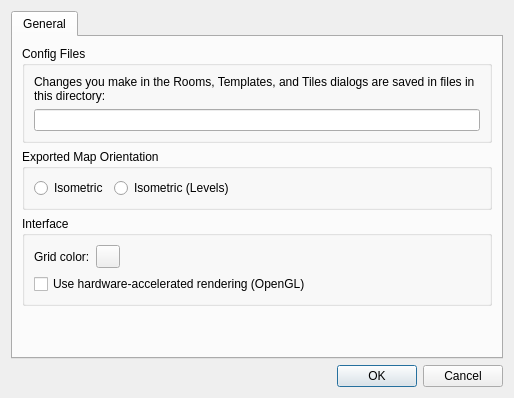
Before: the Qt Designer form src/tiled/BuildingEditor/buildingpreferencesdialog.ui in timbaker/buildinged, drawn with Qt 5.
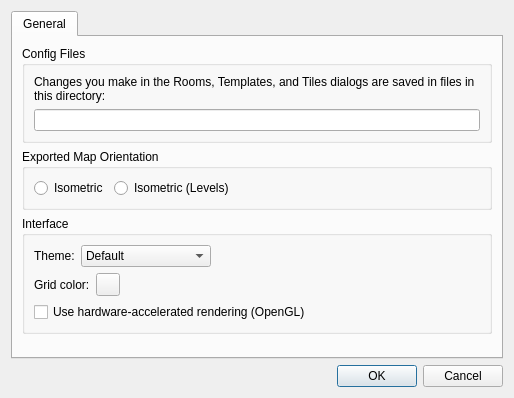
After: the same form once the commit is applied. Custom widgets are drawn as their Qt base class.

Commit message: Added theme combobox to the preferences dialog.

Patch:
```diff
--- a/src/tiled/BuildingEditor/buildingpreferencesdialog.ui
+++ b/src/tiled/BuildingEditor/buildingpreferencesdialog.ui
@@ -91,8 +91,8 @@
          <property name="title">
           <string>Interface</string>
          </property>
-         <layout class="QGridLayout" name="gridLayout" columnstretch="0,0">
-          <item row="0" column="0">
+         <layout class="QGridLayout" name="gridLayout" columnstretch="0">
+          <item row="3" column="0">
            <layout class="QHBoxLayout" name="horizontalLayout">
             <item>
              <widget class="QLabel" name="label_4">
@@ -119,13 +119,61 @@
             </item>
            </layout>
           </item>
-          <item row="4" column="0">
+          <item row="7" column="0">
            <widget class="QCheckBox" name="useOpenGL">
             <property name="text">
              <string>Use hardware-accelerated rendering (OpenGL)</string>
             </property>
            </widget>
           </item>
+          <item row="0" column="0">
+           <layout class="QHBoxLayout" name="horizontalLayout_3">
+            <item>
+             <widget class="QLabel" name="themeLabel">
+              <property name="text">
+               <string>Theme:</string>
+              </property>
+             </widget>
+            </item>
+            <item>
+             <widget class="QComboBox" name="themeCombo">
+              <item>
+               <property name="text">
+                <string>Default</string>
+               </property>
+              </item>
+              <item>
+               <property name="text">
+                <string>Breeze (Dark)</string>
+               </property>
+              </item>
+              <item>
+               <property name="text">
+                <string>QDarkStyle (Dark)</string>
+               </property>
+              </item>
+              <item>
+               <property name="text">
+                <string>QDarkStyle (Light)</string>
+               </property>
+              </item>
+             </widget>
+            </item>
+            <item>
+             <spacer name="horizontalSpacer_3">
+              <property name="orientation">
+               <enum>Qt::Horizontal</enum>
+              </property>
+              <property name="sizeHint" stdset="0">
+               <size>
+                <width>40</width>
+                <height>20</height>
+               </size>
+              </property>
+             </spacer>
+            </item>
+           </layout>
+          </item>
          </layout>
         </widget>
        </item>
```
The commit also changes 5 other files.
